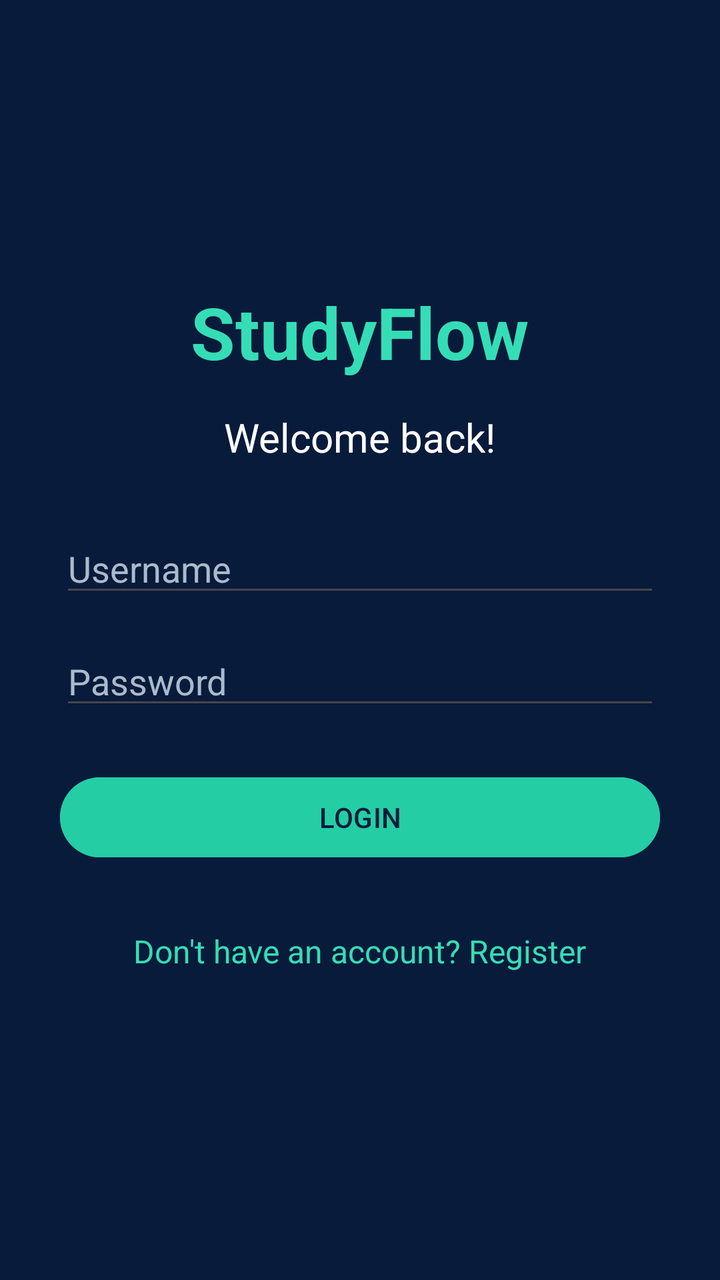
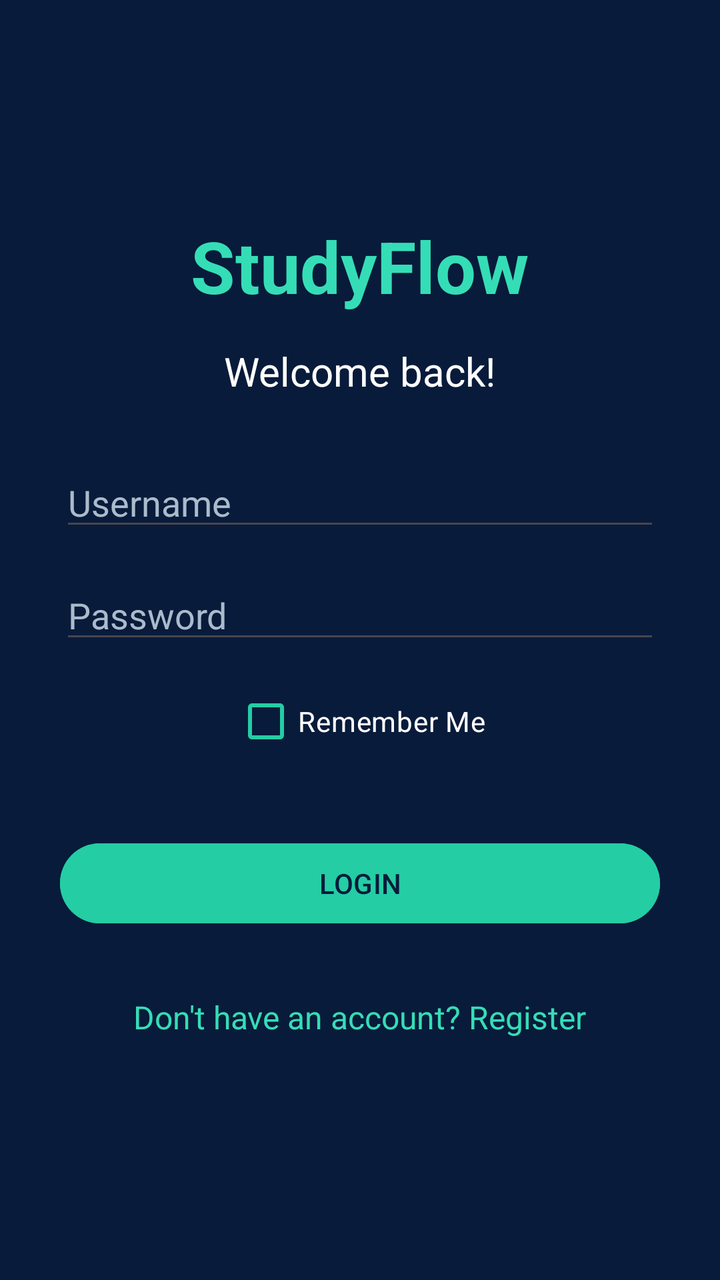

Two renders of the same Android screen: before a commit and after it. Below are the layout's source before the change and the commit's diff.
<!-- AndroidManifest.xml: application theme Theme.Project -->
<!-- res/layout/activity_login.xml -->
<?xml version="1.0" encoding="utf-8"?>
<LinearLayout
    xmlns:android="http://schemas.android.com/apk/res/android"
    android:id="@+id/main"
    android:layout_width="match_parent"
    android:layout_height="match_parent"
    android:orientation="vertical"
    android:gravity="center"
    android:padding="30dp"
    android:background="#081B3A">

    <TextView
        android:layout_width="wrap_content"
        android:layout_height="wrap_content"
        android:text="StudyFlow"
        android:textSize="36sp"
        android:textStyle="bold"
        android:textColor="#35DDB6"
        android:layout_marginBottom="15dp" />

    <TextView
        android:layout_width="wrap_content"
        android:layout_height="wrap_content"
        android:text="Welcome back!"
        android:textSize="20sp"
        android:textColor="#FFFFFF"
        android:layout_marginBottom="30dp" />

    <EditText
        android:id="@+id/usernameInput"
        android:layout_width="match_parent"
        android:layout_height="wrap_content"
        android:hint="Username"
        android:inputType="text"
        android:singleLine="true"
        android:textColor="#FFFFFF"
        android:textColorHint="#AABBCC" />

    <EditText
        android:id="@+id/passwordInput"
        android:layout_width="match_parent"
        android:layout_height="wrap_content"
        android:hint="Password"
        android:inputType="textPassword"
        android:singleLine="true"
        android:textColor="#FFFFFF"
        android:textColorHint="#AABBCC"
        android:layout_marginTop="15dp" />

    <Button
        android:id="@+id/loginButton"
        android:layout_width="match_parent"
        android:layout_height="wrap_content"
        android:text="LOGIN"
        android:layout_marginTop="25dp"
        android:backgroundTint="#24CDA4"
        android:textColor="#081B3A" />

    <TextView
        android:id="@+id/registerText"
        android:layout_width="wrap_content"
        android:layout_height="wrap_content"
        android:text="Don't have an account? Register"
        android:textColor="#35DDB6"
        android:textSize="16sp"
        android:padding="12dp"
        android:layout_marginTop="20dp" />

</LinearLayout>
<!-- resources referenced by this layout -->
<resources>
  <style name="Theme.Project" parent="Base.Theme.Project" />
  <style name="Base.Theme.Project" parent="Theme.Material3.DayNight.NoActionBar">
          
          
      </style>
</resources>

<!-- the commit's change to res/layout/activity_login.xml (unified diff, before → after) -->
@@ -47,6 +47,17 @@
         android:textColorHint="#AABBCC"
         android:layout_marginTop="15dp" />
 
+
+    <CheckBox
+        android:id="@+id/cbRememberMe"
+        android:layout_width="wrap_content"
+        android:layout_height="wrap_content"
+        android:layout_marginTop="10dp"
+        android:layout_marginBottom="8dp"
+        android:buttonTint="#24CDA4"
+        android:text="@string/remember_me"
+        android:textColor="#FFFFFF" />
+
     <Button
         android:id="@+id/loginButton"
         android:layout_width="match_parent"
<!-- resource entries referenced after the edit -->
@@ -1,5 +1,6 @@
 <!-- resources referenced by this layout -->
 <resources>
+  <string name="remember_me">Remember Me</string>
   <style name="Theme.Project" parent="Base.Theme.Project" />
   <style name="Base.Theme.Project" parent="Theme.Material3.DayNight.NoActionBar">
           
